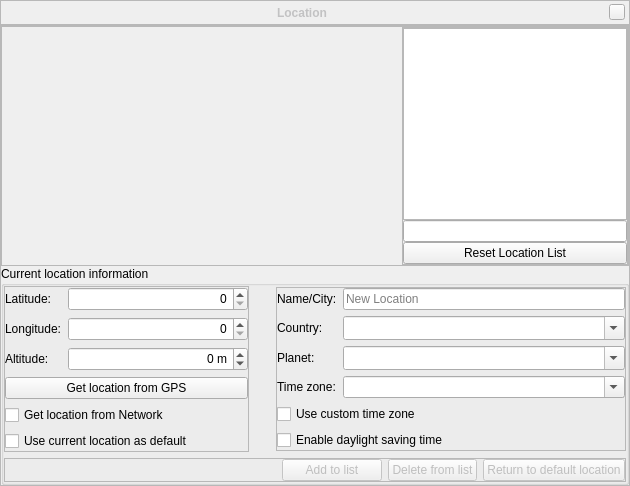
First picture: the form in src/gui/locationDialogGui.ui, repository 519984307/stellarium_src, before the edit.
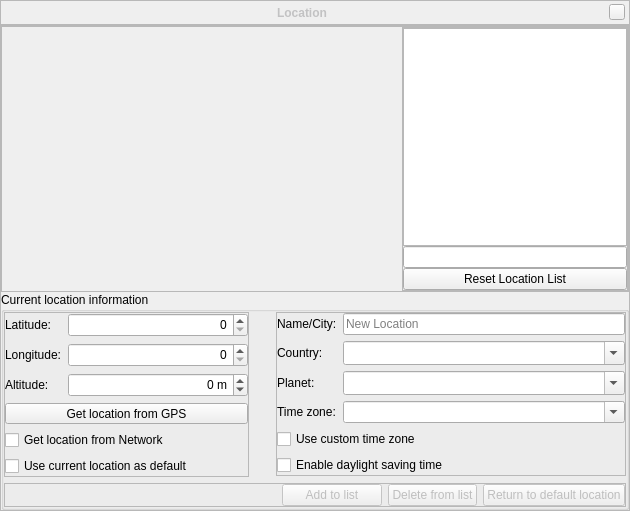
Second picture: the form after the edit. Icons and pictures are not drawn. Custom widgets are drawn as their Qt base class.

```diff
--- a/src/gui/locationDialogGui.ui
+++ b/src/gui/locationDialogGui.ui
@@ -7,7 +7,7 @@
     <x>0</x>
     <y>0</y>
     <width>630</width>
-    <height>435</height>
+    <height>511</height>
    </rect>
   </property>
   <property name="styleSheet">
@@ -649,13 +649,37 @@
              </widget>
             </item>
             <item row="3" column="0" colspan="2">
-             <widget class="QPushButton" name="gpsPushButton">
+             <widget class="QToolButton" name="gpsToolButton">
+              <property name="sizePolicy">
+               <sizepolicy hsizetype="Minimum" vsizetype="Fixed">
+                <horstretch>0</horstretch>
+                <verstretch>0</verstretch>
+               </sizepolicy>
+              </property>
               <property name="toolTip">
                <string>Retrieve current coordinates from GPS. Does not set timezone!</string>
               </property>
               <property name="text">
                <string>Get location from GPS</string>
               </property>
+              <property name="checkable">
+               <bool>true</bool>
+              </property>
+              <property name="autoRepeat">
+               <bool>false</bool>
+              </property>
+              <property name="autoRepeatDelay">
+               <number>3500</number>
+              </property>
+              <property name="autoRepeatInterval">
+               <number>3500</number>
+              </property>
+              <property name="toolButtonStyle">
+               <enum>Qt::ToolButtonTextOnly</enum>
+              </property>
+              <property name="autoRaise">
+               <bool>false</bool>
+              </property>
              </widget>
             </item>
            </layout>
```
Left out of the diff: 123 changed lines with no effect on the pictures.
